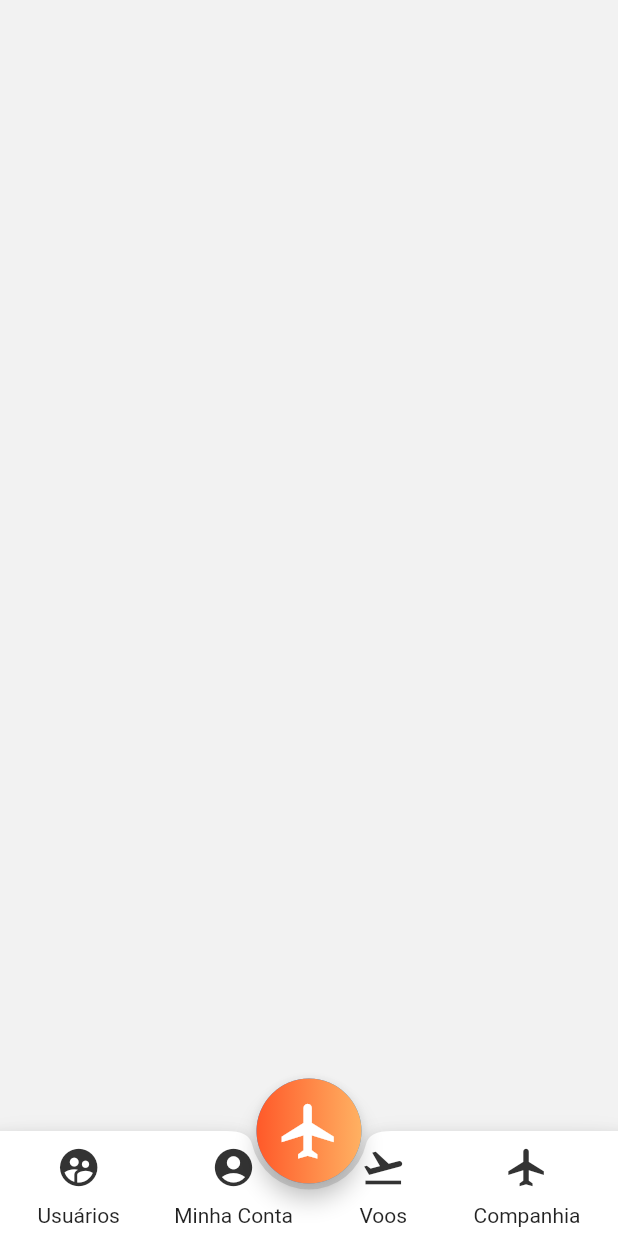
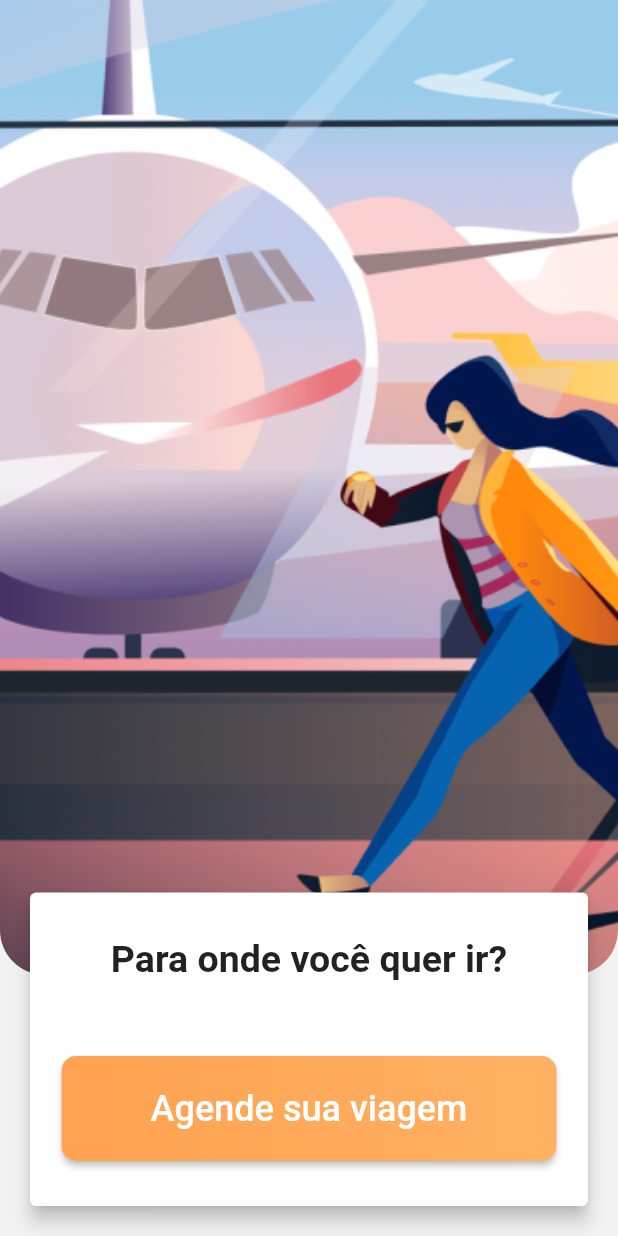
Before and after one commit to BeatrizMiranda/aeroport_flutter, a Flutter app: the screen it shows after launch, on a phone screen of 412 x 824 dp. Run offline on Flutter 3.47's test engine with Material 2 defaults, Android fonts, the phone set to English and light mode, and no system bars.

Commit message:
feat(initial screen): creation of the initial screen

```diff
--- a/lib/main.dart
+++ b/lib/main.dart
@@ -1,109 +1,16 @@
+import 'package:airport/views/home.dart';
+import 'package:airport/views/initialScreen.dart';
 import 'package:flutter/material.dart';
 
 void main() {
+  bool isLoged = false;
+
   runApp(MaterialApp(
     title: 'Time To Travel',
-    home: Home(),
+    home: isLoged ? Home() : InitialScreen(),
     theme: ThemeData(
       hintColor: Color(0xFFFFA251),
       primaryColor: Colors.white,
     ),
   ));
 }
-
-class Home extends StatefulWidget {
-  @override
-  _HomeState createState() => _HomeState();
-}
-
-class _HomeState extends State<Home> {
-
-  bool isAdmin = true;
-
-  Map<String, IconData> normalUser = {
-    'Minha Conta': Icons.account_circle,
-    'Minhas Viagens': Icons.card_travel
-  };
-
-  Map<String, IconData> adminUser = {
-    'Usuários': Icons.supervised_user_circle,
-    'Minha Conta': Icons.account_circle,
-    'Voos': Icons.flight_takeoff,
-    'Companhia': Icons.flight
-  };
-
-  @override
-  Widget build(BuildContext context) {
-    return Scaffold(
-      body: _body(),
-      bottomNavigationBar: _footer(),
-      floatingActionButton: _footerFloatingBtn(),
-      floatingActionButtonLocation: FloatingActionButtonLocation.centerDocked,
-      backgroundColor: Color(0xFFF2F2F2),
-    );
-  }
-
-  Widget _body() {
-    return SingleChildScrollView(
-      padding: EdgeInsets.symmetric(horizontal: 15),
-      child: Column(
-        crossAxisAlignment: CrossAxisAlignment.start,
-        children: <Widget>[
-        ],
-      ),
-    );
-  }
-
-  Widget getFooterIcons(Map<String, IconData> footerItems) {
-    List<Widget> list = List<Widget>();
-    footerItems.forEach((message, icon) => list.add(_footerItem(message, icon)));
-    return Row(mainAxisAlignment: MainAxisAlignment.spaceBetween, children: list);
-  }
-
-  Widget _footer() {
-    return BottomAppBar(
-        shape: const CircularNotchedRectangle(),
-        child: Container(
-          height: 70.0,
-          child: Padding(
-            padding: EdgeInsets.fromLTRB(25, 0, 25, 5),
-            child: isAdmin ? getFooterIcons(adminUser) : getFooterIcons(normalUser)
-          ),
-        ),
-      );
-  }
-
-  Widget _footerItem(text, icon) {
-    return Column(
-      mainAxisSize: MainAxisSize.min,
-      children: <Widget>[
-        IconButton(onPressed: () {}, icon: Icon(icon, size: 30, color: Color(0xFF333333))),
-        Text(text)
-      ]);
-  }
-
-  Widget _footerFloatingBtn() {
-    return Container(
-          height: 70,
-          width: 70,
-          child: FittedBox(
-            child: FloatingActionButton(
-            onPressed: () => {},
-            tooltip: 'Tela de Início',
-            child: Container(
-                width: 70,
-                height: 70,
-                child: Icon(Icons.flight, size: 35),
-                decoration: BoxDecoration(
-                    shape: BoxShape.circle,
-                    gradient: LinearGradient(colors: [
-                      Color(0xFFFF5929),
-                      Color(0xFFFFB162)
-                    ])
-                  ),
-            ),
-          ),
-        ),
-      );
-  }
-}
--- /dev/null
+++ b/lib/views/home.dart
@@ -0,0 +1,98 @@
+import 'package:flutter/material.dart';
+
+class Home extends StatefulWidget {
+  @override
+  _HomeState createState() => _HomeState();
+}
+
+class _HomeState extends State<Home> {
+
+  bool isAdmin = true;
+
+  Map<String, IconData> normalUser = {
+    'Minha Conta': Icons.account_circle,
+    'Minhas Viagens': Icons.card_travel
+  };
+
+  Map<String, IconData> adminUser = {
+    'Usuários': Icons.supervised_user_circle,
+    'Minha Conta': Icons.account_circle,
+    'Voos': Icons.flight_takeoff,
+    'Companhia': Icons.flight
+  };
+
+  @override
+  Widget build(BuildContext context) {
+    return Scaffold(
+      body: _body(),
+      bottomNavigationBar: _footer(),
+      floatingActionButton: _footerFloatingBtn(),
+      floatingActionButtonLocation: FloatingActionButtonLocation.centerDocked,
+      backgroundColor: Color(0xFFF2F2F2),
+    );
+  }
+
+  Widget _body() {
+    return SingleChildScrollView(
+      padding: EdgeInsets.symmetric(horizontal: 15),
+      child: Column(
+        crossAxisAlignment: CrossAxisAlignment.start,
+        children: <Widget>[
+        ],
+      ),
+    );
+  }
+
+  Widget getFooterIcons(Map<String, IconData> footerItems) {
+    List<Widget> list = List<Widget>();
+    footerItems.forEach((message, icon) => list.add(_footerItem(message, icon)));
+    return Row(mainAxisAlignment: MainAxisAlignment.spaceBetween, children: list);
+  }
+
+  Widget _footer() {
+    return BottomAppBar(
+        shape: const CircularNotchedRectangle(),
+        child: Container(
+          height: 70.0,
+          child: Padding(
+            padding: EdgeInsets.fromLTRB(25, 0, 25, 5),
+            child: isAdmin ? getFooterIcons(adminUser) : getFooterIcons(normalUser)
+          ),
+        ),
+      );
+  }
+
+  Widget _footerItem(text, icon) {
+    return Column(
+      mainAxisSize: MainAxisSize.min,
+      children: <Widget>[
+        IconButton(onPressed: () {}, icon: Icon(icon, size: 30, color: Color(0xFF333333))),
+        Text(text)
+      ]);
+  }
+
+  Widget _footerFloatingBtn() {
+    return Container(
+      height: 70,
+      width: 70,
+      child: FittedBox(
+        child: FloatingActionButton(
+          onPressed: () => {},
+          tooltip: 'Tela de Início',
+          child: Container(
+            width: 70,
+            height: 70,
+            child: Icon(Icons.flight, size: 35),
+            decoration: BoxDecoration(
+              shape: BoxShape.circle,
+              gradient: LinearGradient(colors: [
+                Color(0xFFFF5929),
+                Color(0xFFFFB162)
+              ])
+            ),
+          ),
+        ),
+      ),
+    );
+  }
+}
--- /dev/null
+++ b/lib/views/initialScreen.dart
@@ -0,0 +1,83 @@
+import 'package:flutter/material.dart';
+
+class InitialScreen extends StatefulWidget {
+  @override
+  _InitialScreenState createState() => _InitialScreenState();
+}
+
+class _InitialScreenState extends State<InitialScreen> {
+  @override
+  Widget build(BuildContext context) {
+    return Scaffold(
+      body: _body(),
+      backgroundColor: Color(0xFFF2F2F2),
+    );
+  }
+
+  Widget _body() {
+    return
+      Stack(
+        children: <Widget>[
+          ClipRRect(
+            borderRadius: BorderRadius.only(bottomLeft:  Radius.circular(30), bottomRight:  Radius.circular(30)),
+            child: Image.asset(
+              "src/img/InitialScreen.png",
+              fit: BoxFit.cover,
+              height: 650
+            ),
+          ),
+          Positioned(
+            child: Column(
+              mainAxisAlignment: MainAxisAlignment.end,
+              children: [
+                Card(
+                  margin: EdgeInsets.all(20),
+                  elevation: 5,
+                  child: Padding(
+                    padding: const EdgeInsets.fromLTRB(20, 30, 20, 30),
+                    child: Row(
+                      mainAxisAlignment: MainAxisAlignment.center,
+                      children: <Widget>[
+                        Column(
+                          children: [
+                            Text(
+                              "Para onde você quer ir?",
+                              style: TextStyle(fontWeight: FontWeight.bold, fontSize: 25)
+                            ),
+                            Container(
+                              margin: EdgeInsets.only(top: 50),
+                              child: RaisedButton(
+                                onPressed: () {
+                                  Navigator.of(context).pushReplacementNamed('home');
+                                },
+                                shape: RoundedRectangleBorder(borderRadius: BorderRadius.circular(10)),
+                                padding: EdgeInsets.all(0.0),
+                                child: Ink(
+                                  decoration: BoxDecoration(
+                                      gradient: LinearGradient(colors: [Color(0xFFFFA251), Color(0xFFFFB162)]),
+                                      borderRadius: BorderRadius.circular(10)
+                                  ),
+                                  child: Container(
+                                    constraints: BoxConstraints(maxWidth: 330.0, minHeight: 70.0),
+                                    alignment: Alignment.center,
+                                    child: Text(
+                                      "Agende sua viagem",
+                                      style: TextStyle(fontSize: 24, color: Colors.white),
+                                    ),
+                                  ),
+                                ),
+                              ),
+                            ),
+                          ],
+                        ),
+                      ],
+                    ),
+                  ),
+                ),
+              ],
+            ),
+          )
+        ]
+      );
+  }
+}
--- a/pubspec.yaml
+++ b/pubspec.yaml
@@ -51,6 +51,7 @@ flutter:
     - src/img/bariloche.png
     - src/img/dublin.png
     - src/img/tanzania.png
+    - src/img/InitialScreen.png
 
   # An image asset can refer to one or more resolution-specific "variants", see
   # https://flutter.dev/assets-and-images/#resolution-aware.
```
Also changed, not shown: src/img/InitialScreen.png (added).
